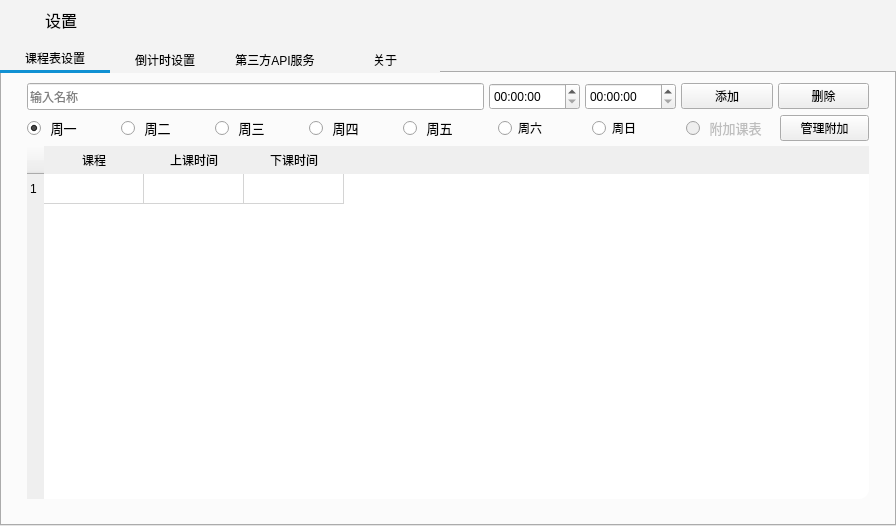
Aero8m/ClassTopLand, file src/TableEditWidget/TableEditWidget.ui: the form before one commit.
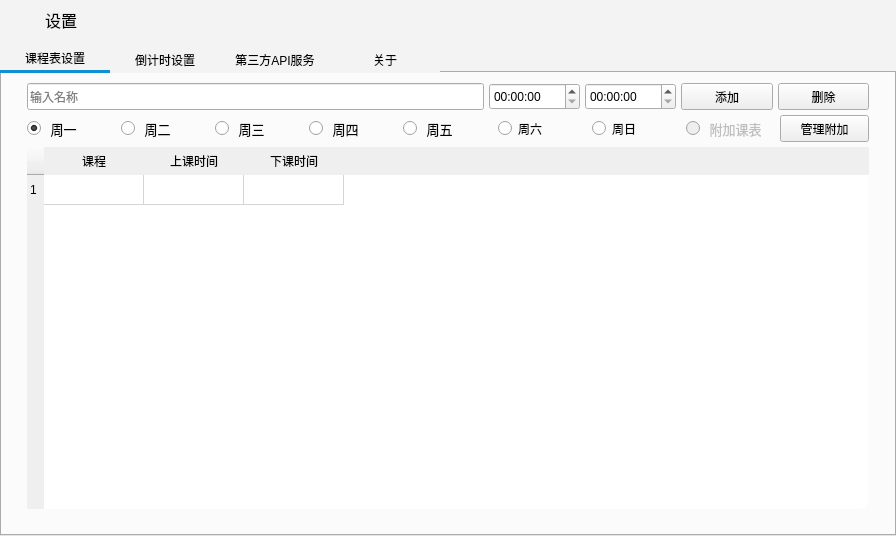
The form after the commit. Icons and pictures are not drawn. Custom widgets are drawn as their Qt base class.

```diff
--- a/src/TableEditWidget/TableEditWidget.ui
+++ b/src/TableEditWidget/TableEditWidget.ui
@@ -7,7 +7,7 @@
     <x>0</x>
     <y>0</y>
     <width>896</width>
-    <height>526</height>
+    <height>536</height>
    </rect>
   </property>
   <property name="windowTitle">
@@ -217,7 +217,7 @@
               <property name="minimumSize">
                <size>
                 <width>0</width>
-                <height>25</height>
+                <height>27</height>
                </size>
               </property>
               <property name="styleSheet">
@@ -233,7 +233,7 @@
               <property name="minimumSize">
                <size>
                 <width>0</width>
-                <height>25</height>
+                <height>27</height>
                </size>
               </property>
               <property name="text">
@@ -247,6 +247,12 @@
            <layout class="QHBoxLayout" name="horizontalLayout_2">
             <item>
              <widget class="QRadioButton" name="radioButton">
+              <property name="minimumSize">
+               <size>
+                <width>0</width>
+                <height>27</height>
+               </size>
+              </property>
               <property name="font">
                <font>
                 <pointsize>10</pointsize>
@@ -265,6 +271,12 @@
             </item>
             <item>
              <widget class="QRadioButton" name="radioButton_2">
+              <property name="minimumSize">
+               <size>
+                <width>0</width>
+                <height>27</height>
+               </size>
+              </property>
               <property name="font">
                <font>
                 <pointsize>10</pointsize>
@@ -280,6 +292,12 @@
             </item>
             <item>
              <widget class="QRadioButton" name="radioButton_3">
+              <property name="minimumSize">
+               <size>
+                <width>0</width>
+                <height>27</height>
+               </size>
+              </property>
               <property name="font">
                <font>
                 <pointsize>10</pointsize>
@@ -295,6 +313,12 @@
             </item>
             <item>
              <widget class="QRadioButton" name="radioButton_4">
+              <property name="minimumSize">
+               <size>
+                <width>0</width>
+                <height>27</height>
+               </size>
+              </property>
               <property name="font">
                <font>
                 <pointsize>10</pointsize>
@@ -310,6 +334,12 @@
             </item>
             <item>
              <widget class="QRadioButton" name="radioButton_5">
+              <property name="minimumSize">
+               <size>
+                <width>0</width>
+                <height>27</height>
+               </size>
+              </property>
               <property name="font">
                <font>
                 <pointsize>10</pointsize>
@@ -325,6 +355,12 @@
             </item>
             <item>
              <widget class="QRadioButton" name="radioButton_7">
+              <property name="minimumSize">
+               <size>
+                <width>0</width>
+                <height>27</height>
+               </size>
+              </property>
               <property name="text">
                <string>周六</string>
               </property>
@@ -332,6 +368,12 @@
             </item>
             <item>
              <widget class="QRadioButton" name="radioButton_8">
+              <property name="minimumSize">
+               <size>
+                <width>0</width>
+                <height>27</height>
+               </size>
+              </property>
               <property name="text">
                <string>周日</string>
               </property>
@@ -342,6 +384,12 @@
               <property name="enabled">
                <bool>false</bool>
               </property>
+              <property name="minimumSize">
+               <size>
+                <width>0</width>
+                <height>27</height>
+               </size>
+              </property>
               <property name="font">
                <font>
                 <pointsize>10</pointsize>
@@ -360,7 +408,7 @@
               <property name="minimumSize">
                <size>
                 <width>0</width>
-                <height>25</height>
+                <height>27</height>
                </size>
               </property>
               <property name="styleSheet">
```
Left out of the diff: 1 changed line with no effect on the pictures.
